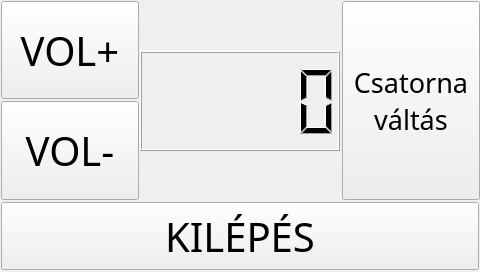
Hagur/BBBgui, file BBBgui/radiowindow.ui: the form before one commit.
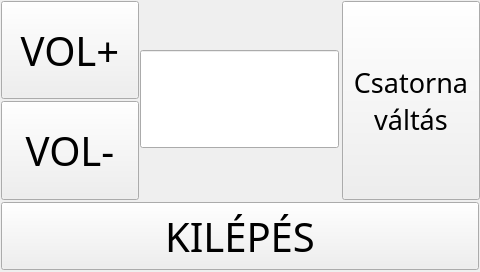
The form after the commit.

Commit message: Radio program

```diff
--- a/BBBgui/radiowindow.ui
+++ b/BBBgui/radiowindow.ui
@@ -93,15 +93,20 @@
 váltás</string>
    </property>
   </widget>
-  <widget class="QLCDNumber" name="channelNumber">
+  <widget class="QLineEdit" name="radioEdit">
    <property name="geometry">
     <rect>
      <x>140</x>
-     <y>51</y>
-     <width>200</width>
-     <height>100</height>
+     <y>50</y>
+     <width>199</width>
+     <height>98</height>
     </rect>
    </property>
+   <property name="font">
+    <font>
+     <family>Umpush</family>
+    </font>
+   </property>
   </widget>
  </widget>
  <resources/>
```
The commit also changes 12 other files.
